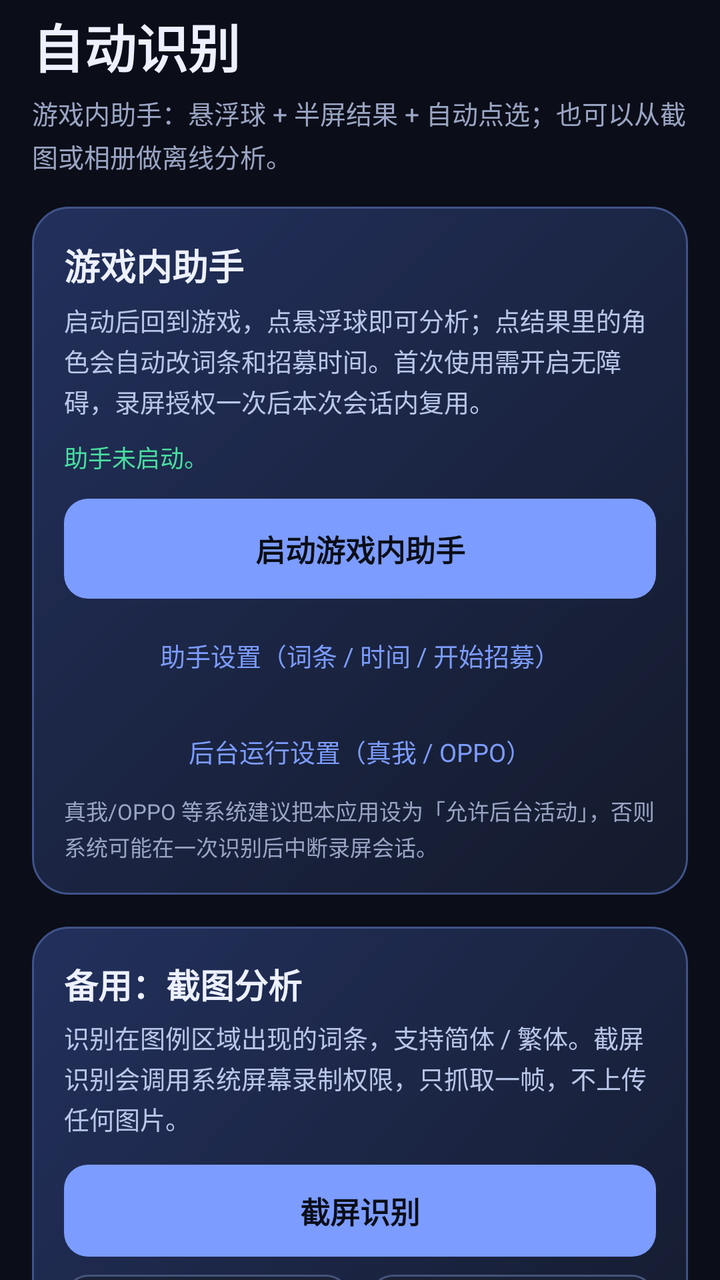
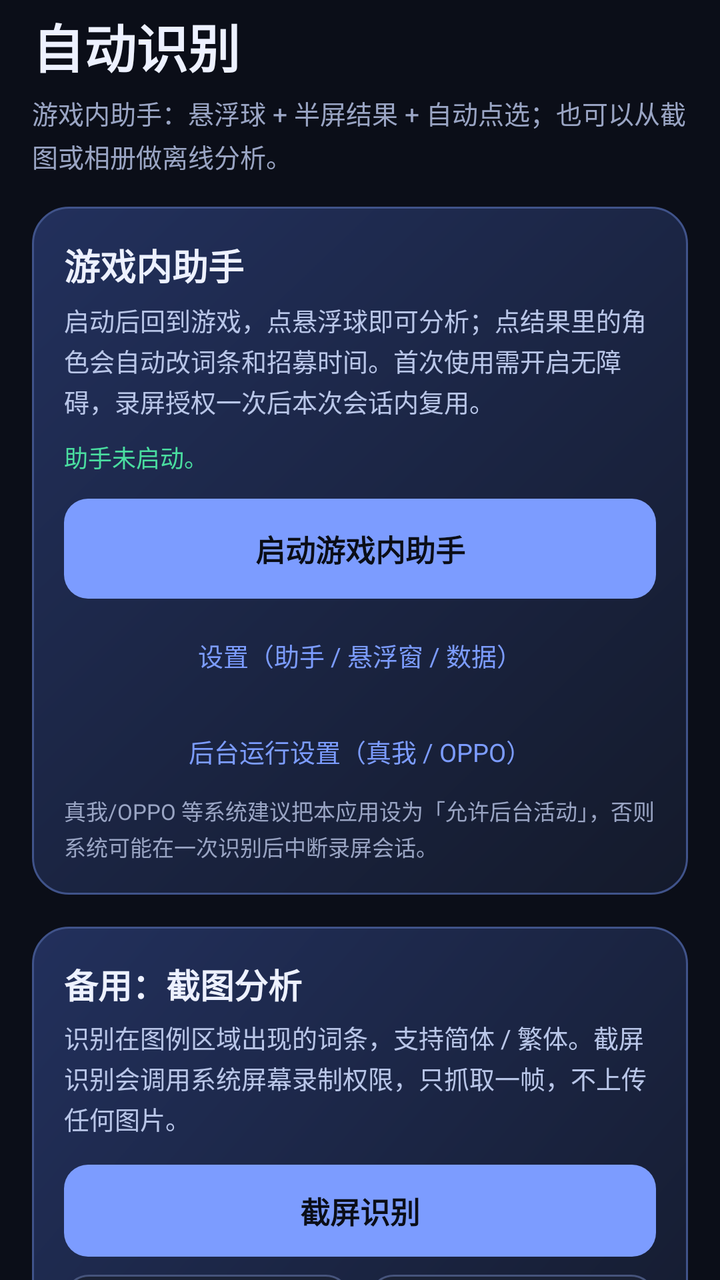

Screens rendered from an Android XML layout before and after an edit, with the pre-edit source and the edit as a unified diff.
<!-- AndroidManifest.xml: application theme Theme.App -->
<!-- res/layout/fragment_auto.xml -->
<?xml version="1.0" encoding="utf-8"?>
<ScrollView xmlns:android="http://schemas.android.com/apk/res/android"
    android:layout_width="match_parent"
    android:layout_height="match_parent"
    android:background="@color/bg"
    android:fillViewport="true"
    android:scrollbars="none">

    <LinearLayout
        android:layout_width="match_parent"
        android:layout_height="wrap_content"
        android:orientation="vertical"
        android:paddingStart="16dp"
        android:paddingTop="4dp"
        android:paddingEnd="16dp"
        android:paddingBottom="28dp">

        <TextView
            android:layout_width="wrap_content"
            android:layout_height="wrap_content"
            android:text="自动识别"
            android:textColor="@color/text"
            android:textSize="26sp"
            android:textStyle="bold" />

        <TextView
            android:layout_width="match_parent"
            android:layout_height="wrap_content"
            android:layout_marginTop="5dp"
            android:lineSpacingExtra="3dp"
            android:text="游戏内助手：悬浮球 + 半屏结果 + 自动点选；也可以从截图或相册做离线分析。"
            android:textColor="@color/text_dim"
            android:textSize="13sp" />

        <LinearLayout
            android:layout_width="match_parent"
            android:layout_height="wrap_content"
            android:layout_marginTop="16dp"
            android:background="@drawable/bg_hero"
            android:orientation="vertical"
            android:padding="16dp">

            <TextView
                android:layout_width="wrap_content"
                android:layout_height="wrap_content"
                android:text="游戏内助手"
                android:textColor="@color/text"
                android:textSize="18sp"
                android:textStyle="bold" />

            <TextView
                android:layout_width="match_parent"
                android:layout_height="wrap_content"
                android:layout_marginTop="5dp"
                android:lineSpacingExtra="2dp"
                android:text="启动后回到游戏，点悬浮球即可分析；点结果里的角色会自动改词条和招募时间。首次使用需开启无障碍，录屏授权一次后本次会话内复用。"
                android:textColor="#B9C6E8"
                android:textSize="12.5sp" />

            <TextView
                android:id="@+id/assistantStatus"
                android:layout_width="match_parent"
                android:layout_height="wrap_content"
                android:layout_marginTop="10dp"
                android:lineSpacingExtra="2dp"
                android:text="助手未启动。"
                android:textColor="@color/accent"
                android:textSize="12sp" />

            <TextView
                android:id="@+id/btnAssistant"
                android:layout_width="match_parent"
                android:layout_height="50dp"
                android:layout_marginTop="12dp"
                android:background="@drawable/bg_button_primary"
                android:gravity="center"
                android:text="启动游戏内助手"
                android:textColor="#0B0E18"
                android:textSize="15sp"
                android:textStyle="bold" />

            <TextView
                android:id="@+id/btnStopAssistant"
                android:layout_width="match_parent"
                android:layout_height="42dp"
                android:layout_marginTop="8dp"
                android:background="@drawable/bg_button_outline"
                android:gravity="center"
                android:text="停止助手"
                android:textColor="@color/text"
                android:textSize="13.5sp"
                android:visibility="gone" />

            <TextView
                android:id="@+id/btnAssistantSettings"
                android:layout_width="match_parent"
                android:layout_height="40dp"
                android:layout_marginTop="8dp"
                android:background="?attr/selectableItemBackground"
                android:gravity="center"
                android:text="助手设置（词条 / 时间 / 开始招募）"
                android:textColor="@color/primary"
                android:textSize="12.5sp" />

            <TextView
                android:id="@+id/btnBackgroundSettings"
                android:layout_width="match_parent"
                android:layout_height="40dp"
                android:layout_marginTop="8dp"
                android:background="?attr/selectableItemBackground"
                android:gravity="center"
                android:text="后台运行设置（真我 / OPPO）"
                android:textColor="@color/primary"
                android:textSize="12.5sp" />

            <TextView
                android:layout_width="match_parent"
                android:layout_height="wrap_content"
                android:layout_marginTop="2dp"
                android:lineSpacingExtra="2dp"
                android:text="真我/OPPO 等系统建议把本应用设为「允许后台活动」，否则系统可能在一次识别后中断录屏会话。"
                android:textColor="@color/text_dim"
                android:textSize="11sp" />
        </LinearLayout>

        <LinearLayout
            android:layout_width="match_parent"
            android:layout_height="wrap_content"
            android:layout_marginTop="16dp"
            android:background="@drawable/bg_hero"
            android:orientation="vertical"
            android:padding="16dp">

            <TextView
                android:layout_width="wrap_content"
                android:layout_height="wrap_content"
                android:text="备用：截图分析"
                android:textColor="@color/text"
                android:textSize="17sp"
                android:textStyle="bold" />

            <TextView
                android:layout_width="match_parent"
                android:layout_height="wrap_content"
                android:layout_marginTop="5dp"
                android:lineSpacingExtra="2dp"
                android:text="识别在图例区域出现的词条，支持简体 / 繁体。截屏识别会调用系统屏幕录制权限，只抓取一帧，不上传任何图片。"
                android:textColor="#B9C6E8"
                android:textSize="12.5sp" />

            <TextView
                android:id="@+id/btnCapture"
                android:layout_width="match_parent"
                android:layout_height="46dp"
                android:layout_marginTop="14dp"
                android:background="@drawable/bg_button_primary"
                android:gravity="center"
                android:text="截屏识别"
                android:textColor="#0B0E18"
                android:textSize="15sp"
                android:textStyle="bold" />

            <LinearLayout
                android:layout_width="match_parent"
                android:layout_height="wrap_content"
                android:layout_marginTop="9dp"
                android:orientation="horizontal">

                <TextView
                    android:id="@+id/btnGallery"
                    android:layout_width="0dp"
                    android:layout_height="42dp"
                    android:layout_weight="1"
                    android:background="@drawable/bg_button_outline"
                    android:gravity="center"
                    android:text="从图片识别"
                    android:textColor="@color/text"
                    android:textSize="13.5sp"
                    android:textStyle="bold" />

                <TextView
                    android:id="@+id/btnSample"
                    android:layout_width="0dp"
                    android:layout_height="42dp"
                    android:layout_marginStart="9dp"
                    android:layout_weight="1"
                    android:background="@drawable/bg_button_outline"
                    android:gravity="center"
                    android:text="示例图识别"
                    android:textColor="@color/text"
                    android:textSize="13.5sp"
                    android:textStyle="bold" />
            </LinearLayout>

            <TextView
                android:id="@+id/btnDemo"
                android:layout_width="match_parent"
                android:layout_height="42dp"
                android:layout_marginTop="9dp"
                android:background="@drawable/bg_button_outline"
                android:gravity="center"
                android:text="打开模拟征才面板（验证助手）"
                android:textColor="@color/primary"
                android:textSize="13sp" />
        </LinearLayout>

        <TextView
            android:id="@+id/statusText"
            android:layout_width="match_parent"
            android:layout_height="wrap_content"
            android:layout_marginTop="12dp"
            android:lineSpacingExtra="2dp"
            android:text="等待识别。也可以直接使用「示例图识别」体验完整流程。"
            android:textColor="@color/text_dim"
            android:textSize="12.5sp" />

        <ImageView
            android:id="@+id/previewImage"
            android:layout_width="match_parent"
            android:layout_height="wrap_content"
            android:layout_marginTop="12dp"
            android:adjustViewBounds="true"
            android:background="@drawable/bg_card_soft"
            android:maxHeight="300dp"
            android:scaleType="fitCenter"
            android:visibility="gone" />

        <LinearLayout
            android:id="@+id/recognizedCard"
            android:layout_width="match_parent"
            android:layout_height="wrap_content"
            android:layout_marginTop="16dp"
            android:orientation="vertical"
            android:visibility="gone">

            <LinearLayout
                android:layout_width="match_parent"
                android:layout_height="wrap_content"
                android:gravity="center_vertical"
                android:orientation="horizontal">

                <TextView
                    android:layout_width="wrap_content"
                    android:layout_height="wrap_content"
                    android:text="识别到的词条"
                    android:textColor="@color/text"
                    android:textSize="18sp"
                    android:textStyle="bold" />

                <TextView
                    android:id="@+id/recognizedBadge"
                    android:layout_width="wrap_content"
                    android:layout_height="wrap_content"
                    android:layout_marginStart="8dp"
                    android:background="@drawable/bg_card_soft"
                    android:paddingStart="8dp"
                    android:paddingTop="3dp"
                    android:paddingEnd="8dp"
                    android:paddingBottom="3dp"
                    android:text="0 个"
                    android:textColor="@color/accent"
                    android:textSize="11sp" />

                <Space
                    android:layout_width="0dp"
                    android:layout_height="1dp"
                    android:layout_weight="1" />

                <TextView
                    android:id="@+id/btnRaw"
                    android:layout_width="wrap_content"
                    android:layout_height="wrap_content"
                    android:background="?attr/selectableItemBackground"
                    android:padding="6dp"
                    android:text="识别详情"
                    android:textColor="@color/primary"
                    android:textSize="12sp" />
            </LinearLayout>

            <TextView
                android:layout_width="match_parent"
                android:layout_height="wrap_content"
                android:layout_marginTop="4dp"
                android:text="识别结果可直接修改，增删词条后会立即重新计算。"
                android:textColor="@color/text_dim"
                android:textSize="12sp" />

            <com.tkfm.recruitassistant.ui.TagPickerView
                android:id="@+id/autoPicker"
                android:layout_width="match_parent"
                android:layout_height="wrap_content"
                android:layout_marginTop="2dp" />
        </LinearLayout>

        <LinearLayout
            android:id="@+id/resultsContainer"
            android:layout_width="match_parent"
            android:layout_height="wrap_content"
            android:layout_marginTop="18dp"
            android:orientation="vertical" />

        <LinearLayout
            android:id="@+id/rawCard"
            android:layout_width="match_parent"
            android:layout_height="wrap_content"
            android:layout_marginTop="16dp"
            android:background="@drawable/bg_card_soft"
            android:orientation="vertical"
            android:padding="14dp"
            android:visibility="gone">

            <TextView
                android:layout_width="wrap_content"
                android:layout_height="wrap_content"
                android:text="OCR 原文"
                android:textColor="@color/text"
                android:textSize="13sp"
                android:textStyle="bold" />

            <TextView
                android:id="@+id/rawText"
                android:layout_width="match_parent"
                android:layout_height="wrap_content"
                android:layout_marginTop="7dp"
                android:fontFamily="monospace"
                android:textColor="@color/text_dim"
                android:textSize="11.5sp" />
        </LinearLayout>
    </LinearLayout>
</ScrollView>
<!-- resources referenced by this layout -->
<resources>
  <color name="accent">#4ADEA0</color>
  <color name="bg">#0B0E18</color>
  <color name="primary">#7C9CFF</color>
  <color name="text">#EDF1FF</color>
  <color name="text_dim">#9AA5C4</color>
  <!-- drawable bg_button_outline (drawable) -->
  <?xml version="1.0" encoding="utf-8"?>
  <ripple xmlns:android="http://schemas.android.com/apk/res/android" android:color="#33FFFFFF">
      <item>
          <shape android:shape="rectangle">
              <solid android:color="@color/surface_2" />
              <stroke android:width="1dp" android:color="#46547C" />
              <corners android:radius="12dp" />
          </shape>
      </item>
  </ripple>
  <!-- drawable bg_button_primary (drawable) -->
  <?xml version="1.0" encoding="utf-8"?>
  <ripple xmlns:android="http://schemas.android.com/apk/res/android" android:color="#66FFFFFF">
      <item>
          <shape android:shape="rectangle">
              <solid android:color="@color/primary" />
              <corners android:radius="12dp" />
          </shape>
      </item>
  </ripple>
  <!-- drawable bg_card_soft (drawable) -->
  <?xml version="1.0" encoding="utf-8"?>
  <shape xmlns:android="http://schemas.android.com/apk/res/android" android:shape="rectangle">
      <solid android:color="@color/surface_2" />
      <stroke android:width="1dp" android:color="@color/stroke" />
      <corners android:radius="14dp" />
  </shape>
  <!-- drawable bg_hero (drawable) -->
  <?xml version="1.0" encoding="utf-8"?>
  <shape xmlns:android="http://schemas.android.com/apk/res/android" android:shape="rectangle">
      <gradient android:startColor="#22305C" android:endColor="#141A2B" android:angle="315" />
      <stroke android:width="1dp" android:color="#40538A" />
      <corners android:radius="18dp" />
  </shape>
  <style name="Theme.App" parent="Theme.Material3.Dark.NoActionBar">
          <item name="colorPrimary">@color/primary</item>
          <item name="colorOnPrimary">#0B0E18</item>
          <item name="colorSecondary">@color/accent</item>
          <item name="android:colorBackground">@color/bg</item>
          <item name="colorSurface">@color/surface</item>
          <item name="colorSurfaceVariant">@color/surface_2</item>
          <item name="colorOnSurface">@color/text</item>
          <item name="colorOnSurfaceVariant">@color/text_dim</item>
          <item name="android:statusBarColor">@color/bg</item>
          <item name="android:navigationBarColor">@color/bg</item>
          <item name="android:windowLightStatusBar">false</item>
          <item name="materialAlertDialogTheme">@style/ThemeOverlay.App.Dialog</item>
      </style>
  <color name="surface_2">#1B2236</color>
  <color name="stroke">#2A3350</color>
  <color name="surface">#141A2B</color>
  <style name="ThemeOverlay.App.Dialog" parent="ThemeOverlay.Material3.MaterialAlertDialog">
          <item name="colorSurface">@color/surface</item>
          <item name="colorOnSurface">@color/text</item>
      </style>
</resources>

<!-- the commit's change to res/layout/fragment_auto.xml (unified diff, before → after) -->
@@ -98,7 +98,7 @@
                 android:layout_marginTop="8dp"
                 android:background="?attr/selectableItemBackground"
                 android:gravity="center"
-                android:text="助手设置（词条 / 时间 / 开始招募）"
+                android:text="设置（助手 / 悬浮窗 / 数据）"
                 android:textColor="@color/primary"
                 android:textSize="12.5sp" />
 
